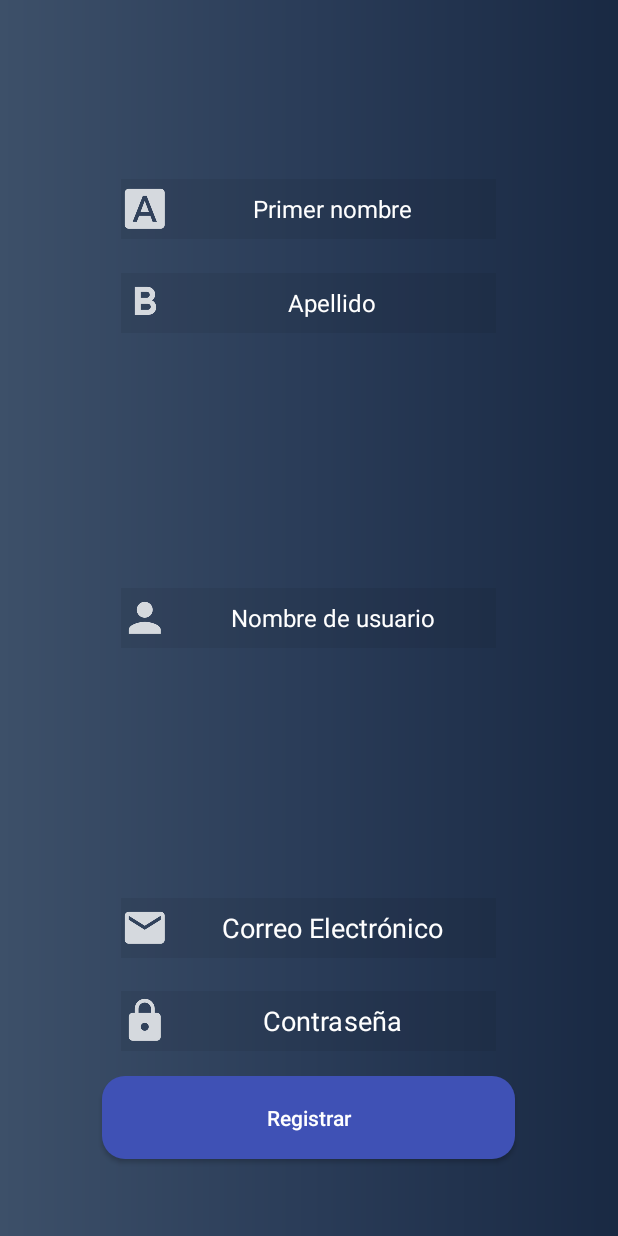
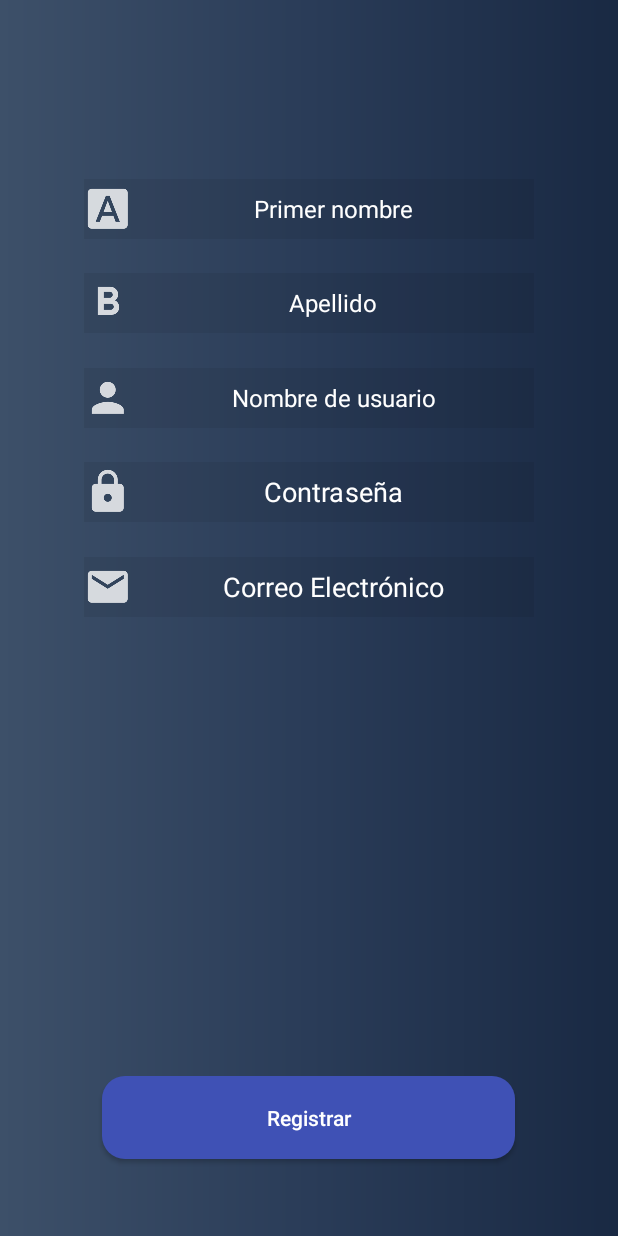
Before and after one commit to aspalacios/ProyectoFinalMoviles, an Android app: the Register screen opened directly, with no data from a screen before it, on a phone screen of 412 x 824 dp. Run offline under Robolectric (Android 15) with nearby library versions, the phone set to English and light mode, and no system bars.

Commit message:
Un commit más

```diff
--- a/app/src/main/res/layout/activity_register.xml
+++ b/app/src/main/res/layout/activity_register.xml
@@ -9,7 +9,7 @@
 
     <EditText
         android:id="@+id/editFirstNameRegister"
-        android:layout_width="250dp"
+        android:layout_width="300dp"
         android:layout_height="40dp"
         android:layout_alignParentTop="true"
         android:layout_centerHorizontal="true"
@@ -24,7 +24,7 @@
 
     <EditText
         android:id="@+id/editLastNameRegister"
-        android:layout_width="250dp"
+        android:layout_width="300dp"
         android:layout_height="40dp"
         android:layout_alignParentTop="true"
         android:layout_centerHorizontal="true"
@@ -39,9 +39,11 @@
 
     <EditText
         android:id="@+id/editUsernameRegister"
-        android:layout_width="250dp"
+        android:layout_width="300dp"
         android:layout_height="40dp"
-        android:layout_centerInParent="true"
+        android:layout_alignParentTop="true"
+        android:layout_centerHorizontal="true"
+        android:layout_marginTop="245dp"
         android:background="#11000000"
         android:drawableLeft="@drawable/ic_action_person"
         android:ems="10"
@@ -52,11 +54,11 @@
 
     <EditText
         android:id="@+id/editPasswordRegister"
-        android:layout_width="250dp"
+        android:layout_width="300dp"
         android:layout_height="40dp"
-        android:layout_alignParentBottom="true"
+        android:layout_alignParentTop="true"
         android:layout_centerHorizontal="true"
-        android:layout_marginBottom="123dp"
+        android:layout_marginTop="308dp"
         android:background="#11000000"
         android:drawableLeft="@drawable/ic_action_password"
         android:ems="10"
@@ -66,11 +68,11 @@
 
     <EditText
         android:id="@+id/editEmailRegister"
-        android:layout_width="250dp"
+        android:layout_width="300dp"
         android:layout_height="40dp"
-        android:layout_alignParentBottom="true"
+        android:layout_alignParentTop="true"
         android:layout_centerHorizontal="true"
-        android:layout_marginBottom="185dp"
+        android:layout_marginTop="371dp"
         android:background="#11000000"
         android:drawableLeft="@drawable/ic_action_email"
         android:ems="10"
```
Also changed, not shown: app/src/main/res/layout/activity_login.xml (+5 -5 lines).
